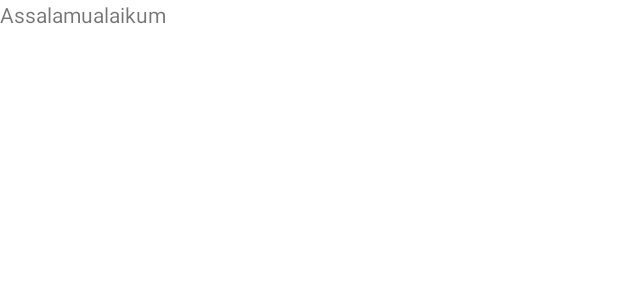
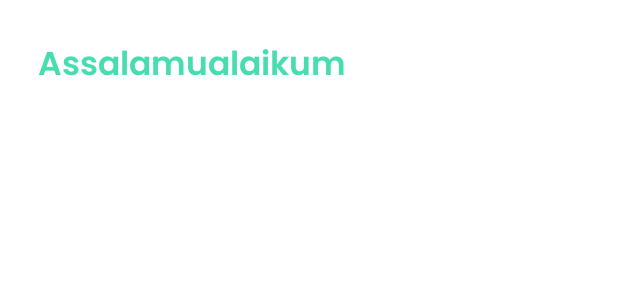
Before and after one commit to Gentahal/SholatKUY, an Android app: the layout activity_main.xml on its own in the app's theme, with its tools: preview values and no code run, on a phone screen of 412 x 824 dp. Shown: the top 300 px of the screen. Run offline under Robolectric (Android 15) with nearby library versions, the phone set to English and light mode, and no system bars.

Commit message:
Initial commit

```diff
--- a/app/src/main/java/com/idn/sholatkuy/MainActivity.kt
+++ b/app/src/main/java/com/idn/sholatkuy/MainActivity.kt
@@ -11,11 +11,5 @@ class MainActivity : AppCompatActivity() {
     override fun onCreate(savedInstanceState: Bundle?) {
         super.onCreate(savedInstanceState)
         setContentView(R.layout.activity_main)
-
-        val buttonNyoba: Button = findViewById(R.id.btn_nyoba)
-        buttonNyoba.setOnClickListener{
-            startActivity(Intent(this, QiblatActivity::class.java))
         }
-    }
-
 }
--- a/app/src/main/res/layout/activity_main.xml
+++ b/app/src/main/res/layout/activity_main.xml
@@ -11,11 +11,17 @@
         android:layout_height="wrap_content">
 
         <TextView
+            android:id="@+id/tv_salam"
             android:layout_width="wrap_content"
             android:layout_height="wrap_content"
-            android:id="@+id/tv_salam"
+            android:layout_margin="25dp"
+            android:fontFamily="@font/poppins_semibold"
             android:text="Assalamualaikum"
-            android:layout_margin="25dp"/>
+            android:textColor="#48DDB0"
+            android:textSize="22sp"
+            app:layout_constraintStart_toStartOf="parent"
+            app:layout_constraintTop_toTopOf="parent" />
+
     </androidx.constraintlayout.widget.ConstraintLayout>
 
 </androidx.core.widget.NestedScrollView>
--- a/app/src/main/res/values/themes.xml
+++ b/app/src/main/res/values/themes.xml
@@ -1,6 +1,6 @@
 <resources xmlns:tools="http://schemas.android.com/tools">
     <!-- Base application theme. -->
-    <style name="Theme.SholatKUY" parent="Theme.MaterialComponents.DayNight.DarkActionBar">
+    <style name="Theme.SholatKUY" parent="Theme.MaterialComponents.DayNight.NoActionBar">
         <!-- Primary brand color. -->
         <item name="colorPrimary">@color/primary</item>
         <item name="colorPrimaryVariant">@color/primary</item>
```
Also changed, not shown: app/build.gradle (+4 -4 lines).
